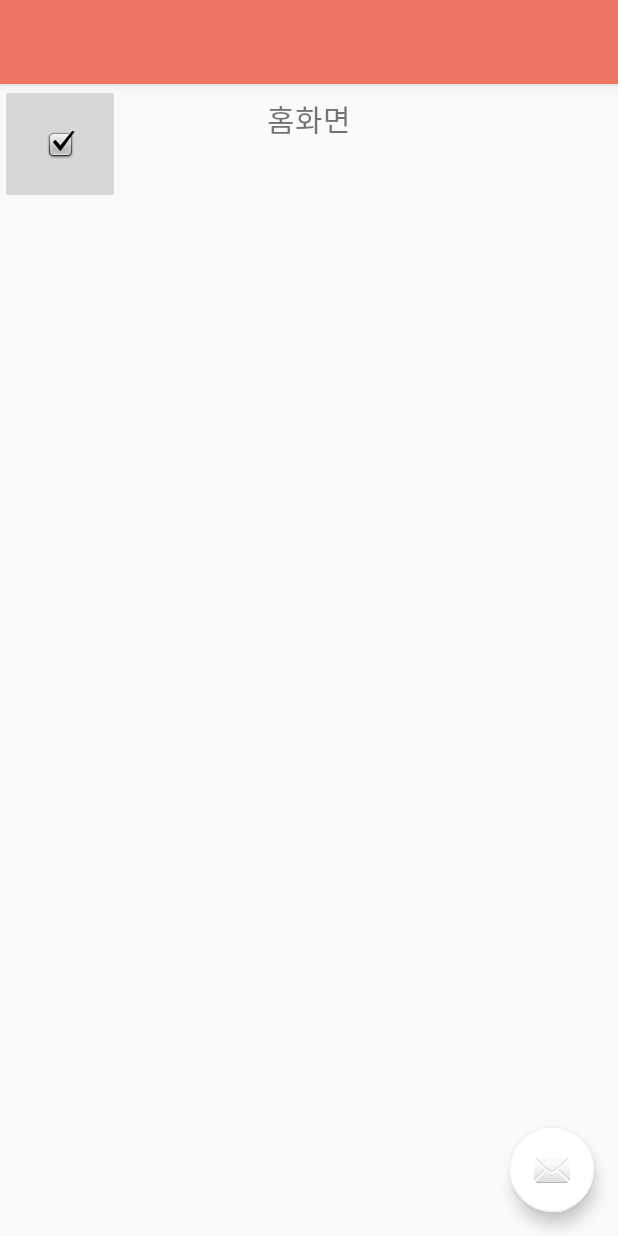
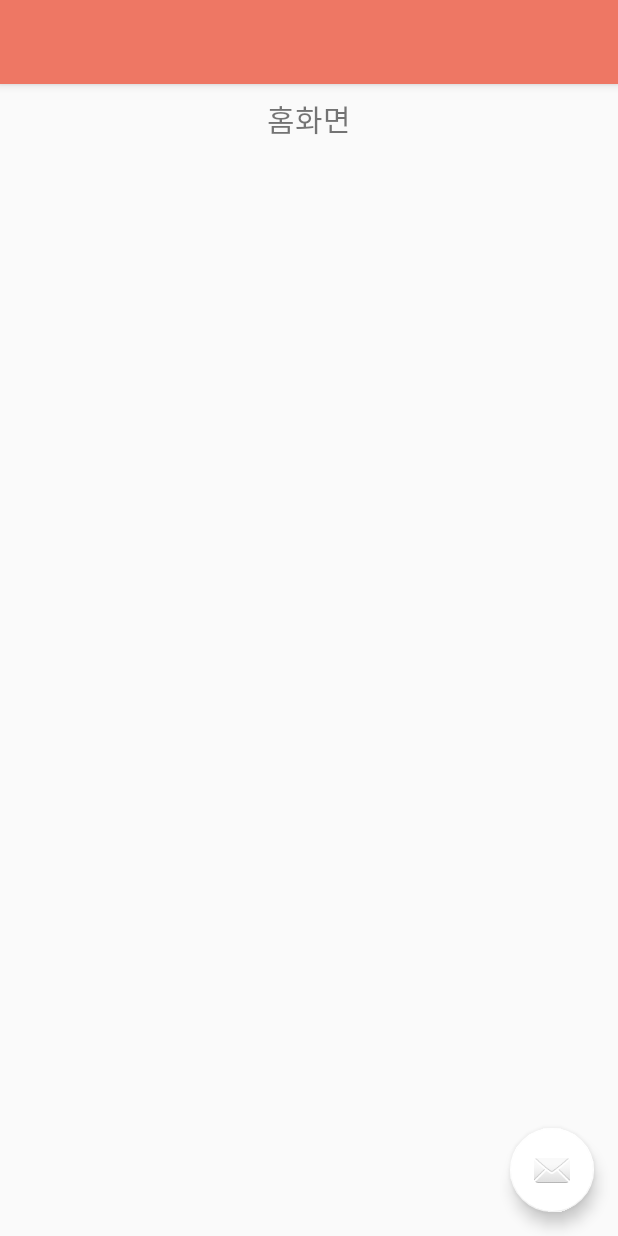
Before and after one commit to hyenee/2019_Collathon, an Android app: the layout app_bar_main.xml on its own in the app's theme, with its tools: preview values and no code run, on a phone screen of 412 x 824 dp. Run offline under Robolectric (Android 15) with nearby library versions, the phone set to English and light mode, and no system bars.

Commit message:
Update Bug

```diff
--- a/Collathon_App/app/src/main/AndroidManifest.xml
+++ b/Collathon_App/app/src/main/AndroidManifest.xml
@@ -11,7 +11,8 @@
         android:theme="@style/AppTheme" >
         <activity
             android:name=".MainActivity"
-            android:label="@string/app_name" >
+            android:label="@string/app_name"
+            android:theme="@style/AppTheme.NoActionBar">
             <intent-filter>
                 <action android:name="android.intent.action.MAIN" />
 
--- a/Collathon_App/app/src/main/java/com/collathon/janolja/MainActivity.java
+++ b/Collathon_App/app/src/main/java/com/collathon/janolja/MainActivity.java
@@ -47,13 +47,16 @@ public class MainActivity extends AppCompatActivity {
                 R.id.nav_home)
                 .setDrawerLayout(drawer)
                 .build();
+        NavController navController2 = Navigation.findNavController(this, R.id.nav_host_fragment);
+        NavigationUI.setupActionBarWithNavController(this, navController2, mAppBarConfiguration);
+        NavigationUI.setupWithNavController(navigationView, navController2);
 
         //하단 네비게이션
         BottomNavigationView navView = findViewById(R.id.nav_view);
         // Passing each menu ID as a set of Ids because each
         // menu should be considered as top level destinations.
         AppBarConfiguration appBarConfiguration = new AppBarConfiguration.Builder(
-                R.id.navigation_home, R.id.navigation_pick, R.id.navigation_my, R.id.navigation_logout)
+                R.id.bottom_navigation_home, R.id.bottom_navigation_pick, R.id.bottom_navigation_my, R.id.bottom_navigation_logout)
                 .build();
         NavController navController = Navigation.findNavController(this, R.id.nav_host_fragment);
         NavigationUI.setupActionBarWithNavController(this, navController, appBarConfiguration);
--- a/Collathon_App/app/src/main/res/layout/activity_main.xml
+++ b/Collathon_App/app/src/main/res/layout/activity_main.xml
@@ -31,7 +31,7 @@
             android:layout_width="match_parent"
             android:layout_height="match_parent"
             app:defaultNavHost="true"
-            app:navGraph="@navigation/mobile_navigation" />
+            app:navGraph="@navigation/bottom_navigation" />
     </com.google.android.material.navigation.NavigationView>
 
     <com.google.android.material.bottomnavigation.BottomNavigationView
--- a/Collathon_App/app/src/main/res/layout/content_main.xml
+++ b/Collathon_App/app/src/main/res/layout/content_main.xml
@@ -16,5 +16,5 @@
         app:layout_constraintLeft_toLeftOf="parent"
         app:layout_constraintRight_toRightOf="parent"
         app:layout_constraintTop_toTopOf="parent"
-        app:navGraph="@navigation/mobile_navigation" />
+        app:navGraph="@navigation/navigation_drawer" />
 </androidx.constraintlayout.widget.ConstraintLayout>
--- a/Collathon_App/app/src/main/res/layout/fragment_home.xml
+++ b/Collathon_App/app/src/main/res/layout/fragment_home.xml
@@ -19,27 +19,5 @@
         app:layout_constraintStart_toStartOf="parent"
         app:layout_constraintTop_toTopOf="parent"/>
 
-    <ImageButton
-        android:id="@+id/imageButton"
-        android:layout_width="80dp"
-        android:layout_height="80dp"
-        app:srcCompat="@android:drawable/checkbox_on_background"
-        tools:layout_editor_absoluteX="44dp"
-        tools:layout_editor_absoluteY="350dp" />
 
-    <ImageButton
-        android:id="@+id/imageButton2"
-        android:layout_width="80dp"
-        android:layout_height="80dp"
-        app:srcCompat="@android:drawable/checkbox_on_background"
-        tools:layout_editor_absoluteX="165dp"
-        tools:layout_editor_absoluteY="350dp" />
-
-    <ImageButton
-        android:id="@+id/imageButton3"
-        android:layout_width="80dp"
-        android:layout_height="80dp"
-        app:srcCompat="@android:drawable/checkbox_on_background"
-        tools:layout_editor_absoluteX="285dp"
-        tools:layout_editor_absoluteY="350dp" />
 </androidx.constraintlayout.widget.ConstraintLayout>
--- a/Collathon_App/app/src/main/res/navigation/mobile_navigation.xml
+++ b/Collathon_App/app/src/main/res/navigation/bottom_navigation.xml
@@ -3,28 +3,28 @@
     xmlns:app="http://schemas.android.com/apk/res-auto"
     xmlns:tools="http://schemas.android.com/tools"
     android:id="@+id/mobile_navigation"
-    app:startDestination="@+id/navigation_home">
+    app:startDestination="@+id/bottom_navigation_home">
 
     <fragment
-        android:id="@+id/navigation_home"
+        android:id="@+id/bottom_navigation_home"
         android:name="com.collathon.janolja.ui.home.HomeFragment"
         android:label="@string/title_home"
         tools:layout="@layout/fragment_home" />
 
     <fragment
-        android:id="@+id/navigation_pick"
+        android:id="@+id/bottom_navigation_pick"
         android:name="com.collathon.janolja.ui.pick.PickFragment"
         android:label="@string/title_pick"
         tools:layout="@layout/fragment_pick" />
 
     <fragment
-    android:id="@+id/navigation_my"
+    android:id="@+id/bottom_navigation_my"
     android:name="com.collathon.janolja.ui.my.MyFragment"
     android:label="@string/title_my"
     tools:layout="@layout/fragment_my" />
 
     <fragment
-        android:id="@+id/navigation_logout"
+        android:id="@+id/bottom_navigation_logout"
         android:name="com.collathon.janolja.ui.logout.LogoutFragment"
         android:label="@string/title_logout"
         tools:layout="@layout/fragment_logout" />
--- /dev/null
+++ b/Collathon_App/app/src/main/res/navigation/navigation_drawer.xml
@@ -0,0 +1,22 @@
+<?xml version="1.0" encoding="utf-8"?>
+<navigation xmlns:android="http://schemas.android.com/apk/res/android"
+    xmlns:app="http://schemas.android.com/apk/res-auto"
+    xmlns:tools="http://schemas.android.com/tools"
+    android:id="@+id/mobile_navigation"
+    app:startDestination="@+id/nav_home">
+
+    <fragment
+        android:id="@+id/nav_home"
+        android:name="com.collathon.janolja.ui.home.HomeFragment"
+        android:label="@string/menu_home"
+        tools:layout="@layout/fragment_home" />
+
+    <fragment
+        android:id="@+id/nav_pick"
+        android:name="com.collathon.janolja.ui.pick.PickFragment"
+        android:label="@string/menu_pick"
+        tools:layout="@layout/fragment_pick" />
+
+
+
+</navigation>
```
Also changed, not shown: Collathon_App/app/src/main/res/menu/activity_main_drawer.xml (+4 -4 lines), Collathon_App/app/src/main/res/menu/bottom_nav_menu.xml (+4 -4 lines), Collathon_App/app/src/main/res/values/strings.xml (+5 -3 lines), 1 other file.
